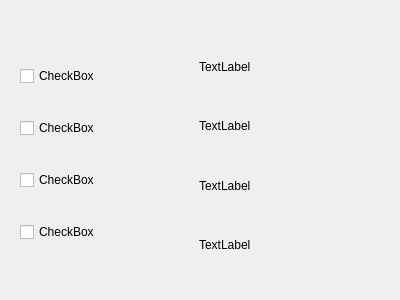
Above: settings.ui from StuckInTheCode/KODBYDOT before the change. Below: the same form after it.
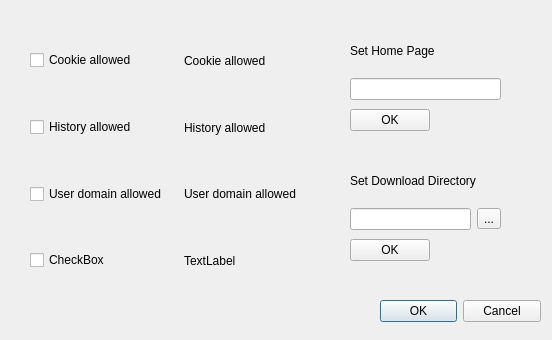
That is the form after the change.

Commit message: Settings are up to date

Patch:
```diff
--- a/settings.ui
+++ b/settings.ui
@@ -1,80 +1,147 @@
 <?xml version="1.0" encoding="UTF-8"?>
 <ui version="4.0">
  <class>Settings</class>
- <widget class="QWidget" name="Settings">
+ <widget class="QDialog" name="Settings">
   <property name="geometry">
    <rect>
     <x>0</x>
     <y>0</y>
-    <width>400</width>
-    <height>300</height>
+    <width>552</width>
+    <height>340</height>
    </rect>
   </property>
   <property name="windowTitle">
    <string>Form</string>
   </property>
-  <widget class="QWidget" name="">
+  <widget class="QWidget" name="verticalLayoutWidget">
    <property name="geometry">
     <rect>
-     <x>20</x>
-     <y>40</y>
-     <width>351</width>
-     <height>231</height>
+     <x>350</x>
+     <y>30</y>
+     <width>151</width>
+     <height>104</height>
     </rect>
    </property>
-   <layout class="QHBoxLayout" name="horizontalLayout">
+   <layout class="QVBoxLayout" name="verticalLayout">
     <item>
-     <layout class="QVBoxLayout" name="verticalLayout">
+     <widget class="QLabel" name="label_5">
+      <property name="text">
+       <string>Set Home Page</string>
+      </property>
+     </widget>
+    </item>
+    <item>
+     <widget class="QLineEdit" name="m_homePage"/>
+    </item>
+    <item>
+     <layout class="QHBoxLayout" name="horizontalLayout_5">
       <item>
-       <widget class="QCheckBox" name="checkBox">
+       <widget class="QPushButton" name="m_homeButton">
         <property name="text">
-         <string>CheckBox</string>
+         <string>OK</string>
         </property>
        </widget>
       </item>
       <item>
-       <widget class="QCheckBox" name="checkBox_3">
-        <property name="text">
-         <string>CheckBox</string>
+       <spacer name="horizontalSpacer_2">
+        <property name="orientation">
+         <enum>Qt::Horizontal</enum>
         </property>
-       </widget>
+        <property name="sizeHint" stdset="0">
+         <size>
+          <width>28</width>
+          <height>28</height>
+         </size>
+        </property>
+       </spacer>
       </item>
+     </layout>
+    </item>
+   </layout>
+  </widget>
+  <widget class="QDialogButtonBox" name="buttonBox">
+   <property name="geometry">
+    <rect>
+     <x>380</x>
+     <y>300</y>
+     <width>161</width>
+     <height>23</height>
+    </rect>
+   </property>
+   <property name="standardButtons">
+    <set>QDialogButtonBox::Cancel|QDialogButtonBox::Ok</set>
+   </property>
+  </widget>
+  <widget class="QWidget" name="verticalLayoutWidget_2">
+   <property name="geometry">
+    <rect>
+     <x>30</x>
+     <y>30</y>
+     <width>301</width>
+     <height>261</height>
+    </rect>
+   </property>
+   <layout class="QVBoxLayout" name="verticalLayout_2">
+    <item>
+     <layout class="QHBoxLayout" name="horizontalLayout_4">
       <item>
-       <widget class="QCheckBox" name="checkBox_2">
+       <widget class="QCheckBox" name="m_checkCookie">
         <property name="text">
-         <string>CheckBox</string>
+         <string>Cookie allowed</string>
         </property>
        </widget>
       </item>
       <item>
-       <widget class="QCheckBox" name="checkBox_4">
+       <widget class="QLabel" name="label_4">
         <property name="text">
-         <string>CheckBox</string>
+         <string>Cookie allowed</string>
         </property>
        </widget>
       </item>
      </layout>
     </item>
     <item>
-     <layout class="QVBoxLayout" name="verticalLayout_2">
+     <layout class="QHBoxLayout" name="horizontalLayout_2">
+      <item>
+       <widget class="QCheckBox" name="m_checkHistory">
+        <property name="text">
+         <string>History allowed</string>
+        </property>
+       </widget>
+      </item>
       <item>
        <widget class="QLabel" name="label_2">
         <property name="text">
-         <string>TextLabel</string>
+         <string>History allowed</string>
+        </property>
+       </widget>
+      </item>
+     </layout>
+    </item>
+    <item>
+     <layout class="QHBoxLayout" name="horizontalLayout_3">
+      <item>
+       <widget class="QCheckBox" name="m_checkUserDomain">
+        <property name="text">
+         <string>User domain allowed</string>
         </property>
        </widget>
       </item>
       <item>
        <widget class="QLabel" name="label_3">
         <property name="text">
-         <string>TextLabel</string>
+         <string>User domain allowed</string>
         </property>
        </widget>
       </item>
+     </layout>
+    </item>
+    <item>
+     <layout class="QHBoxLayout" name="horizontalLayout">
       <item>
-       <widget class="QLabel" name="label_4">
+       <widget class="QCheckBox" name="checkBox">
         <property name="text">
-         <string>TextLabel</string>
+         <string>CheckBox</string>
         </property>
        </widget>
       </item>
@@ -89,6 +156,63 @@
     </item>
    </layout>
   </widget>
+  <widget class="QWidget" name="verticalLayoutWidget_3">
+   <property name="geometry">
+    <rect>
+     <x>350</x>
+     <y>160</y>
+     <width>151</width>
+     <height>104</height>
+    </rect>
+   </property>
+   <layout class="QVBoxLayout" name="verticalLayout_3">
+    <item>
+     <widget class="QLabel" name="label_6">
+      <property name="text">
+       <string>Set Download Directory</string>
+      </property>
+     </widget>
+    </item>
+    <item>
+     <layout class="QHBoxLayout" name="horizontalLayout_7">
+      <item>
+       <widget class="QLineEdit" name="lineEdit_2"/>
+      </item>
+      <item>
+       <widget class="QToolButton" name="toolButton">
+        <property name="text">
+         <string>...</string>
+        </property>
+       </widget>
+      </item>
+     </layout>
+    </item>
+    <item>
+     <layout class="QHBoxLayout" name="horizontalLayout_6">
+      <item>
+       <widget class="QPushButton" name="m_downloadButton">
+        <property name="text">
+         <string>OK</string>
+        </property>
+       </widget>
+      </item>
+      <item>
+       <spacer name="horizontalSpacer_3">
+        <property name="orientation">
+         <enum>Qt::Horizontal</enum>
+        </property>
+        <property name="sizeHint" stdset="0">
+         <size>
+          <width>28</width>
+          <height>28</height>
+         </size>
+        </property>
+       </spacer>
+      </item>
+     </layout>
+    </item>
+   </layout>
+  </widget>
  </widget>
  <resources/>
  <connections/>
```
Left out of the diff: 21 changed lines with no effect on the pictures. The commit also changes 2 other files.
